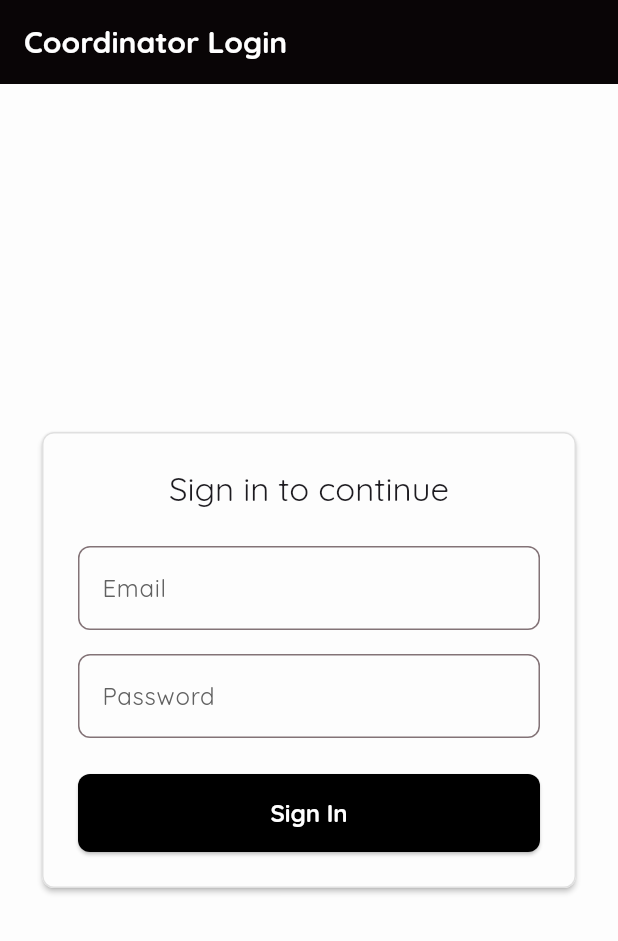
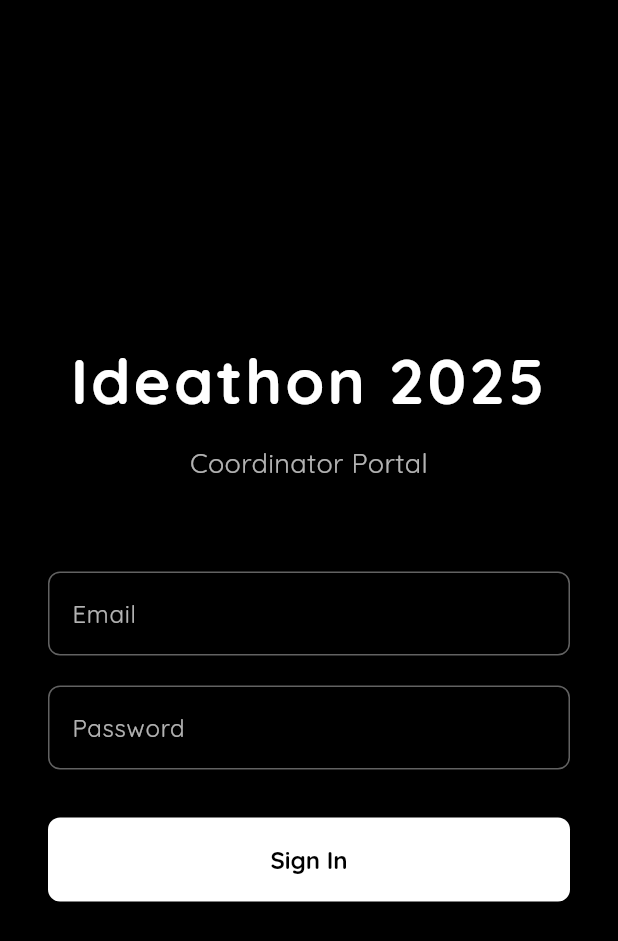
Before and after one commit to abhishekraooo/Event-Monitoring-App, a Flutter app: the screen it shows after launch, on a phone screen of 412 x 824 dp. Shown: the top 941 px of the screen. Run offline on Flutter 3.47's test engine with Material 3 defaults, Android fonts, the phone set to English and light mode, and no system bars; our stand-ins replace flutter_dotenv, google_fonts, supabase_flutter; missing offline and left inert: mobile_scanner; accounts and stored records are empty.

Commit message:
hero page

```diff
--- a/lib/features/coordinator/auth/coordinator_login_screen.dart
+++ b/lib/features/coordinator/auth/coordinator_login_screen.dart
@@ -1,10 +1,8 @@
 // lib/features/coordinator/auth/coordinator_login_screen.dart
 
 import 'package:flutter/material.dart';
+import 'package:google_fonts/google_fonts.dart';
 import 'package:supabase_flutter/supabase_flutter.dart';
-
-// We will create this screen in a future step.
-// import 'package:ideathon_monitor/features/coordinator/dashboard/dashboard_screen.dart';
 
 class CoordinatorLoginScreen extends StatefulWidget {
   const CoordinatorLoginScreen({super.key});
@@ -19,7 +17,6 @@ class _CoordinatorLoginScreenState extends State<CoordinatorLoginScreen> {
   final _passwordController = TextEditingController();
   bool _isLoading = false;
 
-  // Your original signIn logic was solid, we'll reuse it.
   Future<void> _signIn() async {
     if (!_formKey.currentState!.validate()) return;
 
@@ -30,9 +27,7 @@ class _CoordinatorLoginScreenState extends State<CoordinatorLoginScreen> {
         email: _emailController.text.trim(),
         password: _passwordController.text.trim(),
       );
-
-      // On successful login, the AuthGate will handle navigation.
-      // We will re-introduce the AuthGate after building the dashboard.
+      // On success, the AuthGate handles navigation.
     } on AuthException catch (e) {
       if (mounted) {
         ScaffoldMessenger.of(context).showSnackBar(
@@ -67,31 +62,75 @@ class _CoordinatorLoginScreenState extends State<CoordinatorLoginScreen> {
 
   @override
   Widget build(BuildContext context) {
+    // Custom InputDecoration for a dark theme
+    final darkInputDecoration = InputDecoration(
+      labelStyle: const TextStyle(color: Colors.white70),
+      enabledBorder: OutlineInputBorder(
+        borderRadius: BorderRadius.circular(8.0),
+        borderSide: const BorderSide(color: Colors.white38),
+      ),
+      focusedBorder: OutlineInputBorder(
+        borderRadius: BorderRadius.circular(8.0),
+        borderSide: const BorderSide(color: Colors.white, width: 2.0),
+      ),
+      errorBorder: OutlineInputBorder(
+        borderRadius: BorderRadius.circular(8.0),
+        borderSide: BorderSide(color: Theme.of(context).colorScheme.error),
+      ),
+      focusedErrorBorder: OutlineInputBorder(
+        borderRadius: BorderRadius.circular(8.0),
+        borderSide: BorderSide(
+          color: Theme.of(context).colorScheme.error,
+          width: 2.0,
+        ),
+      ),
+    );
+
     return Scaffold(
-      appBar: AppBar(title: const Text('Coordinator Login')),
+      backgroundColor: Colors.black,
       body: Center(
         child: SingleChildScrollView(
-          padding: const EdgeInsets.all(24.0),
+          padding: const EdgeInsets.all(32.0),
           child: ConstrainedBox(
-            constraints: const BoxConstraints(maxWidth: 400),
-            child: Card(
-              // UI Improvement: Form is wrapped in a Card
-              child: Padding(
-                padding: const EdgeInsets.all(24.0),
-                child: Form(
+            constraints: const BoxConstraints(maxWidth: 380),
+            child: Column(
+              mainAxisAlignment: MainAxisAlignment.center,
+              crossAxisAlignment: CrossAxisAlignment.stretch,
+              children: [
+                // --- Creative Title Section ---
+                Text(
+                  'Ideathon 2025',
+                  textAlign: TextAlign.center,
+                  style: GoogleFonts.quicksand(
+                    color: Colors.white,
+                    fontSize: 42,
+                    fontWeight: FontWeight.bold,
+                    letterSpacing: 2,
+                  ),
+                ),
+                const SizedBox(height: 12),
+                Text(
+                  'Coordinator Portal',
+                  textAlign: TextAlign.center,
+                  style: GoogleFonts.quicksand(
+                    color: Colors.white70,
+                    fontSize: 18,
+                  ),
+                ),
+                const SizedBox(height: 60),
+
+                // --- Form Section ---
+                Form(
                   key: _formKey,
                   child: Column(
                     crossAxisAlignment: CrossAxisAlignment.stretch,
                     children: [
-                      Text(
-                        'Sign in to continue',
-                        textAlign: TextAlign.center,
-                        style: Theme.of(context).textTheme.titleLarge,
-                      ),
-                      const SizedBox(height: 24),
                       TextFormField(
                         controller: _emailController,
-                        decoration: const InputDecoration(labelText: 'Email'),
+                        style: const TextStyle(color: Colors.white),
+                        decoration: darkInputDecoration.copyWith(
+                          labelText: 'Email',
+                        ),
                         keyboardType: TextInputType.emailAddress,
                         validator: (value) {
                           if (value == null || value.isEmpty) {
@@ -100,10 +139,11 @@ class _CoordinatorLoginScreenState extends State<CoordinatorLoginScreen> {
                           return null;
                         },
                       ),
-                      const SizedBox(height: 16),
+                      const SizedBox(height: 20),
                       TextFormField(
                         controller: _passwordController,
-                        decoration: const InputDecoration(
+                        style: const TextStyle(color: Colors.white),
+                        decoration: darkInputDecoration.copyWith(
                           labelText: 'Password',
                         ),
                         obscureText: true,
@@ -114,16 +154,21 @@ class _CoordinatorLoginScreenState extends State<CoordinatorLoginScreen> {
                           return null;
                         },
                       ),
-                      const SizedBox(height: 24),
+                      const SizedBox(height: 32),
                       ElevatedButton(
+                        style: ElevatedButton.styleFrom(
+                          backgroundColor: Colors.white,
+                          foregroundColor: Colors.black,
+                          padding: const EdgeInsets.symmetric(vertical: 18),
+                        ),
                         onPressed: _isLoading ? null : _signIn,
                         child: _isLoading
                             ? const SizedBox(
                                 height: 20,
                                 width: 20,
                                 child: CircularProgressIndicator(
-                                  color: Colors.white,
-                                  strokeWidth: 2.0,
+                                  color: Colors.black,
+                                  strokeWidth: 2.5,
                                 ),
                               )
                             : const Text('Sign In'),
@@ -131,7 +176,7 @@ class _CoordinatorLoginScreenState extends State<CoordinatorLoginScreen> {
                     ],
                   ),
                 ),
-              ),
+              ],
             ),
           ),
         ),
```
